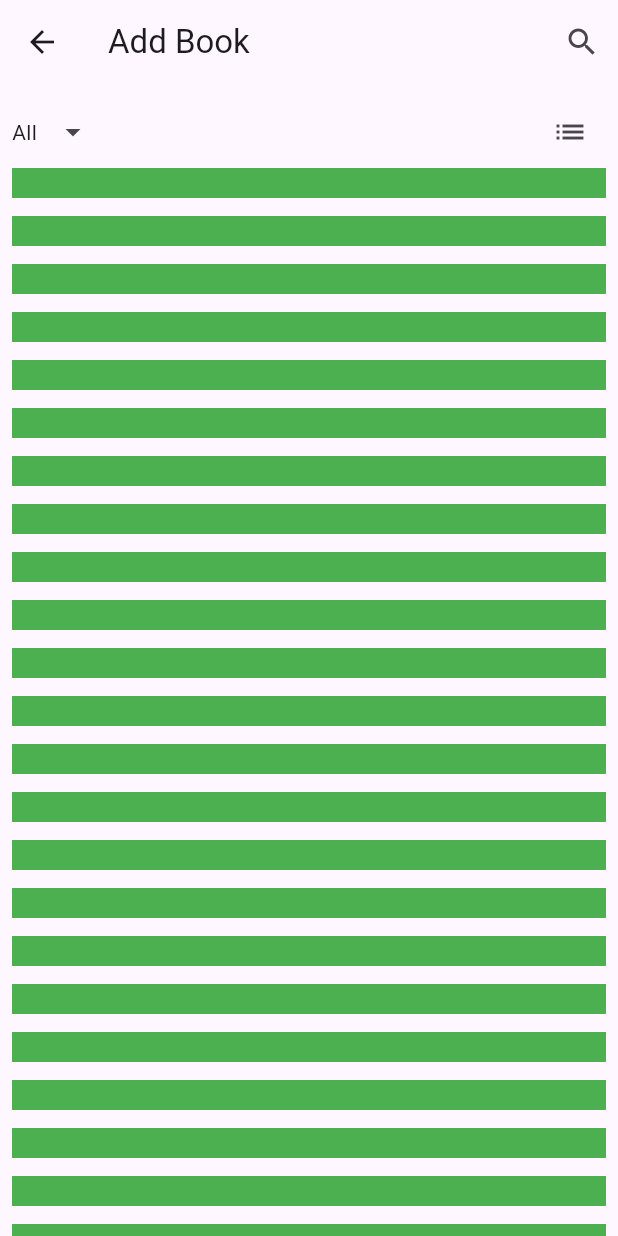
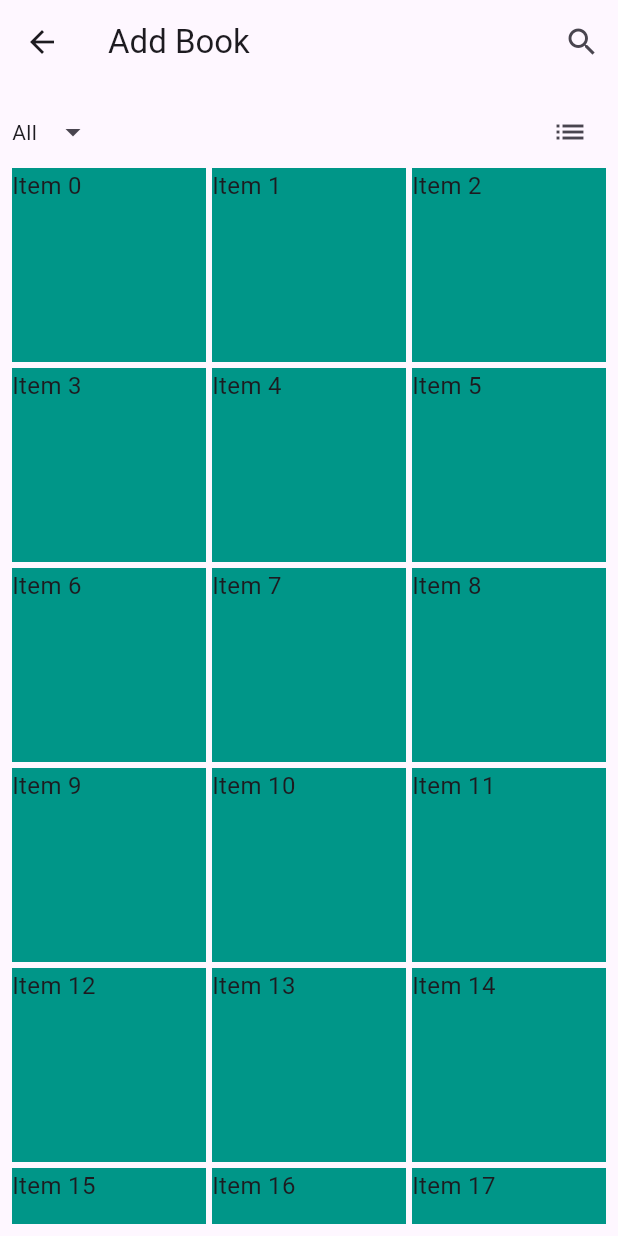
Before and after one commit to rampsad27/cflutter, a Flutter app: the screen it shows after launch, on a phone screen of 412 x 824 dp. Run offline on Flutter 3.47's test engine with Material 3 defaults, Android fonts, the phone set to English and light mode, and no system bars; our stand-ins replace bloc.

Commit message:
sand lsts

```diff
--- a/lib/ui/modules/bloc/book_bloc.dart
+++ b/lib/ui/modules/bloc/book_bloc.dart
@@ -6,6 +6,8 @@ part 'book_state.dart';
 
 class BookBloc extends Bloc<BookEvent, BookState> {
   BookBloc() : super(BookInitial()) {
-    on<BookEvent>((event, emit) {});
+    on<ChangeLayout>((event, emit) {
+      // emit ( list )
+    });
   }
 }
--- a/lib/ui/modules/bloc/book_event.dart
+++ b/lib/ui/modules/bloc/book_event.dart
@@ -2,3 +2,5 @@ part of 'book_bloc.dart';
 
 @immutable
 sealed class BookEvent {}
+
+class ChangeLayout extends BookEvent {}
--- a/lib/ui/modules/book_list_data.dart
+++ b/lib/ui/modules/book_list_data.dart
@@ -6,14 +6,14 @@ class BookListData {
         name: "Classical Mythology",
         author: "Mark P. O. Morford",
         coverImage:
-            "http://images.amazon.com/images/P/0195153448.01.MZZZZZZZ.jpg",
+            "https://marketplace.canva.com/EAFPHUaBrFc/1/0/1003w/canva-black-and-white-modern-alone-story-book-cover-QHBKwQnsgzs.jpg",
         publisher: "Oxford University Press",
         yearOfPub: "2002"),
     BookListModel(
         name: "Clara Callan",
         author: "Richard Bruce Wright",
         coverImage:
-            "http://images.amazon.com/images/P/0002005018.01.MZZZZZZZ.jpg",
+            "https://marketplace.canva.com/EAFPHUaBrFc/1/0/1003w/canva-black-and-white-modern-alone-story-book-cover-QHBKwQnsgzs.jpg",
         publisher: "HarperFlamingo Canada",
         yearOfPub: "2001"),
     BookListModel(
--- a/lib/ui/modules/screen/booklist.dart
+++ b/lib/ui/modules/screen/booklist.dart
@@ -11,41 +11,42 @@ class BookList extends StatefulWidget {
 class _BookListState extends State<BookList> {
   @override
   Widget build(BuildContext context) {
-    // return GridView.builder(
-    //   shrinkWrap: true, // Limit the grid
-    //   physics: const NeverScrollableScrollPhysics(), // Disables scrolling
-    //   itemCount: 9, // Total number of items
-    //   gridDelegate: const SliverGridDelegateWithFixedCrossAxisCount(
-    //     crossAxisCount: 3,
-    //     crossAxisSpacing: 4.0,
-    //     mainAxisSpacing: 4.0,
-    //   ),
-    //   itemBuilder: (BuildContext context, int index) {
-    //     return Container(
-    //       color: Colors.teal,
-    //       child: Text(
-    //         'Item $index',
-    //         style: const TextStyle(fontSize: 16),
-    //       ),
+    return GridView.builder(
+      itemCount: 98,
+      gridDelegate: const SliverGridDelegateWithFixedCrossAxisCount(
+        crossAxisCount: 3,
+        crossAxisSpacing: 4.0,
+        mainAxisSpacing: 4.0,
+      ),
+      itemBuilder: (BuildContext context, int index) {
+        return Container(
+          color: Colors.teal,
+          child: Text(
+            'Item $index',
+            style: const TextStyle(fontSize: 16),
+          ),
+        );
+      },
+    );
+    // return ListView.builder(
+    //   itemCount: 23,
+    //   itemBuilder: (context, index) {
+    //     return Column(
+    //       children: [
+    //         Container(
+    //           height: 100,
+    //           color: Colors.green,
+    //           child: Center(
+    //             child: Text(
+    //               'Book $index',
+    //               style: const TextStyle(color: Colors.white, fontSize: 20),
+    //             ),
+    //           ),
+    //         ),
+    //         const SizedBox(height: 12),
+    //       ],
     //     );
     //   },
     // );
-    return ListView.builder(
-        shrinkWrap: true, // Limit the grid
-        physics: const AlwaysScrollableScrollPhysics(),
-        itemCount: 283,
-        itemBuilder: (context, index) {
-          return Column(
-            children: [
-              Container(
-                height: 20,
-                color: Colors.green,
-              ),
-              const SizedBox(
-                height: 12,
-              ),
-            ],
-          );
-        });
   }
 }
--- a/lib/ui/modules/screen/home.dart
+++ b/lib/ui/modules/screen/home.dart
@@ -17,8 +17,7 @@ class HomeScreen extends StatelessWidget {
           ),
         ],
       ),
-      body: SingleChildScrollView(
-        child: Padding(
+      body: Padding(
         padding: const EdgeInsets.all(8),
         child: Column(
           children: [
@@ -33,9 +32,8 @@ class HomeScreen extends StatelessWidget {
                 IconButton(onPressed: () {}, icon: const Icon(Icons.list))
               ],
             ),
-              const BookList(),
+            const Expanded(child: BookList()),
           ],
-          ),
         ),
       ),
     );
```
Lines whose indentation alone changed are shown as unchanged.
